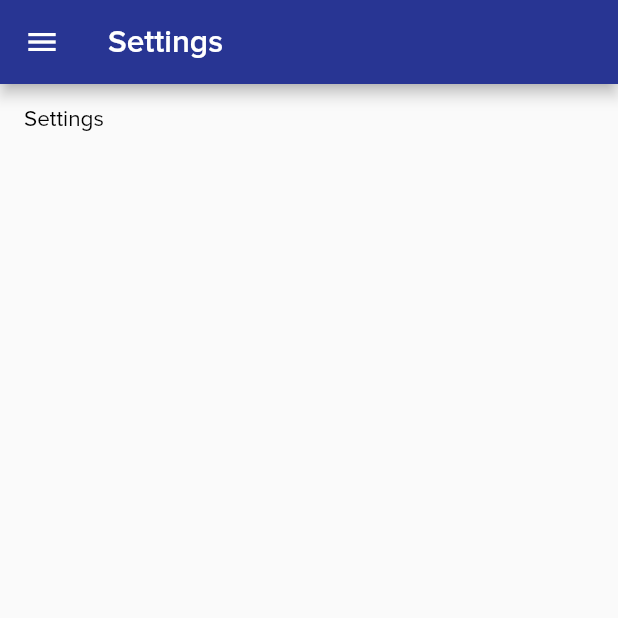
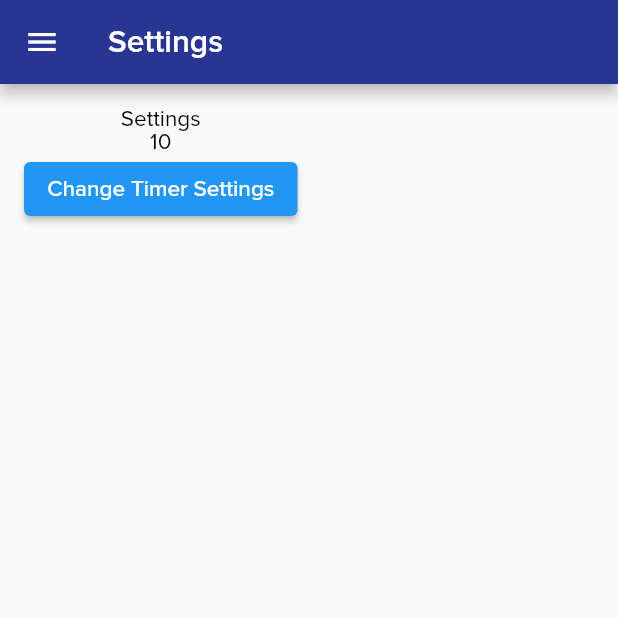
Before and after one commit to AnsonH/comp4521_gp4_accelyst, a Flutter app: the Settings screen opened directly, on a phone screen of 412 x 824 dp, the top half of it. Run offline on Flutter 3.47's test engine with Material 2 defaults, Android fonts, the phone set to English and light mode, and no system bars; our stand-ins replace audioplayers, awesome_notifications, flutter_spinkit, image_picker, photo_view, reorderable_grid_view and 3 more; accounts and stored records are empty; project files that could hold a hidden picture were left out.

Commit message:
Implemented SettingsService and began implementing settings page

```diff
--- a/lib/screens/settings/settings.dart
+++ b/lib/screens/settings/settings.dart
@@ -1,3 +1,4 @@
+import 'package:comp4521_gp4_accelyst/utils/services/settings_service.dart';
 import 'package:comp4521_gp4_accelyst/widgets/core/nav_drawer.dart';
 import 'package:flutter/material.dart';
 
@@ -9,6 +10,20 @@ class Settings extends StatefulWidget {
 }
 
 class _SettingsState extends State<Settings> {
+  Future<int> _minTime = SettingsService.getTimerMinTime();
+
+  @override
+  void initState() {
+    super.initState();
+    _minTime = SettingsService.getTimerMinTime();
+  }
+
+  void _retry() {
+    setState(() {
+      _minTime = SettingsService.getTimerMinTime();
+    });
+  }
+
   @override
   Widget build(BuildContext context) {
     return Scaffold(
@@ -19,7 +34,29 @@ class _SettingsState extends State<Settings> {
       drawerEdgeDragWidth: MediaQuery.of(context).size.width * 0.4,
       body: Container(
         padding: const EdgeInsets.all(16),
-        child: const Text("Settings"),
+        child: Column(
+          children: [
+            const Text("Settings"),
+            FutureBuilder<int>(
+                future: _minTime,
+                builder: (BuildContext context, AsyncSnapshot<int> snapshot) {
+                  if (snapshot.hasData) {
+                    return Text('${snapshot.data}');
+                  } else {
+                    return Text("");
+                  }
+                }),
+            ElevatedButton(
+                onPressed: () async {
+                  await SettingsService.setTimerDefaultTime(40);
+                  await SettingsService.setTimerMinTime(20);
+                  await SettingsService.setTimerMaxTime(170);
+                  print(await SettingsService.getTimerMinTime());
+                  print(await SettingsService.getTimerMaxTime());
+                },
+                child: Text("Change Timer Settings")),
+          ],
+        ),
       ),
     );
   }
--- /dev/null
+++ b/lib/utils/services/settings_service.dart
@@ -0,0 +1,80 @@
+/// This file stores code for getting and storing key-value pair data from the local storage.
+/// It can be used to save user preferences in the app settings.
+///
+/// Try out this plugin: https://pub.dev/packages/shared_preferences
+
+import 'package:shared_preferences/shared_preferences.dart';
+
+class SettingsService {
+  /// This class consists of a get-set pair of functions for each individual setting
+  /// List of settings:
+  /// - Timer minimum time
+  /// - Timer maximum time
+  /// - Timer default time
+  /// - To-do deadline notification time
+
+  // static late SharedPreferences _prefs;
+  // //
+  // // / Call this function in `main()` before `runApp()` in `main.dart`.
+  // static Future<void> initialize() async {
+  //   _prefs = await SharedPreferences.getInstance();
+  // }
+
+  // Timer
+
+  // Timer min time, default = 10 minutes
+  static Future<int> getTimerMinTime() async {
+    final _prefs = await SharedPreferences.getInstance();
+    return _prefs.getInt('timer-min-time') ?? 10;
+  }
+
+  static Future<void> setTimerMinTime(int minutes) async {
+    final _prefs = await SharedPreferences.getInstance();
+    await _prefs.setInt('timer-min-time', minutes);
+    await _prefs.reload();
+  }
+
+  // Timer max time, default = 2 hours / 120 minutes
+  static Future<int> getTimerMaxTime() async {
+    final _prefs = await SharedPreferences.getInstance();
+    return _prefs.getInt('timer-max-time') ?? 120;
+  }
+
+  static Future<void> setTimerMaxTime(int minutes) async {
+    final _prefs = await SharedPreferences.getInstance();
+    if (minutes > 180) minutes = 180;
+    await _prefs.setInt('timer-max-time', minutes);
+    await _prefs.reload();
+  }
+
+  // Timer default time, default = 25 minutes
+  static Future<int> getTimerDefaultTime() async {
+    final _prefs = await SharedPreferences.getInstance();
+    return _prefs.getInt('timer-default-time') ?? 25;
+  }
+
+  static Future<void> setTimerDefaultTime(int minutes) async {
+    final _prefs = await SharedPreferences.getInstance();
+    final min = await getTimerMinTime();
+    final max = await getTimerMaxTime();
+    if (minutes < min || minutes > max) {
+      minutes = (min + max) ~/ 2;
+    }
+    await _prefs.setInt('timer-default-time', minutes);
+    await _prefs.reload();
+  }
+
+  // To-do
+
+  // To-do deadline notification hours before deadline, default = 15 hours
+  static Future<int> getTodoNotiTime() async {
+    final _prefs = await SharedPreferences.getInstance();
+    return _prefs.getInt('todo-noti-time') ?? 15;
+  }
+
+  static Future<void> setTodoNotiTime(int hours) async {
+    final _prefs = await SharedPreferences.getInstance();
+    await _prefs.setInt('todo-noti-time', hours);
+    await _prefs.reload();
+  }
+}
--- a/pubspec.yaml
+++ b/pubspec.yaml
@@ -43,6 +43,7 @@ dependencies:
   reorderable_grid_view: ^2.2.2
   audioplayers: ^0.20.1
   awesome_notifications: ^0.6.21
+  shared_preferences: ^2.0.13
 
 dependency_overrides:
   # `photo_view` throws "Looking up a deactivated widget's ancestor is unsafe" error when closing the gallery.
```
Also changed, not shown: lib/utils/services/local_storage_service.dart (+6 -3 lines), pubspec.lock.
